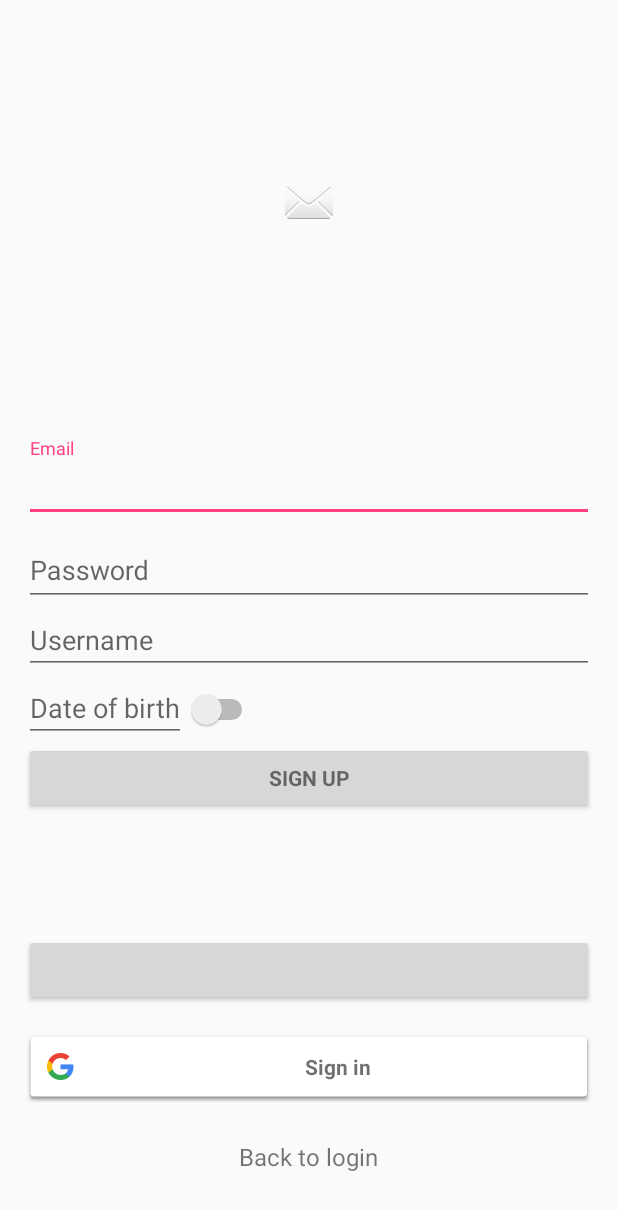
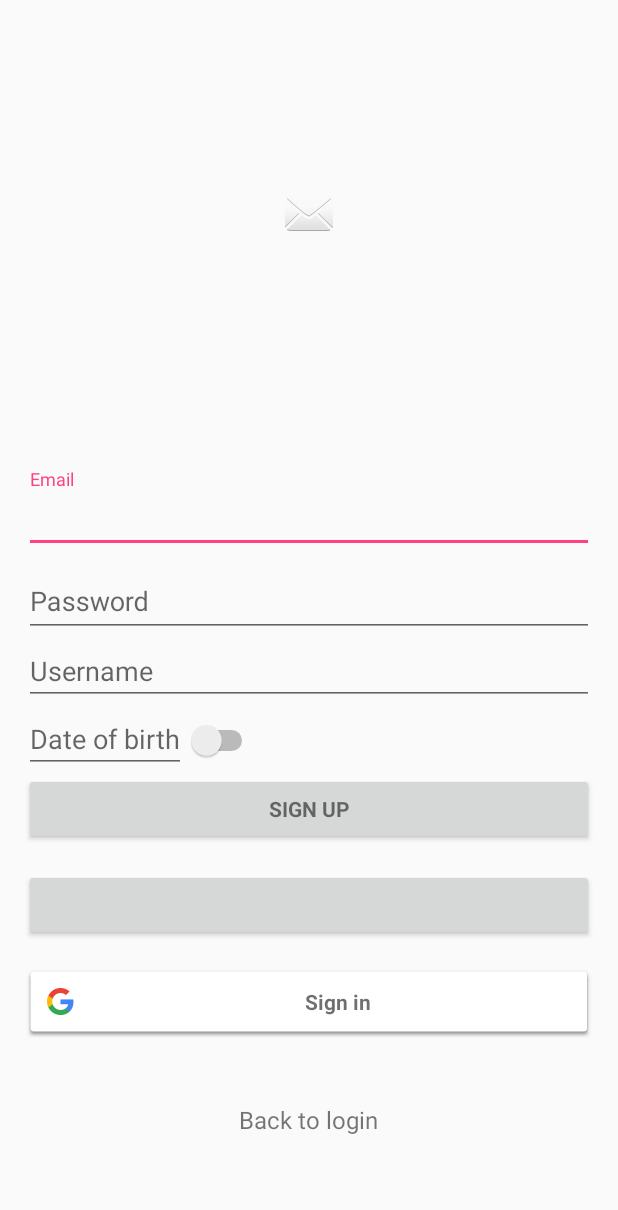
Before and after one commit to ChenlongZ/FollowUp, an Android app: the screen it shows after launch (LoginActivity), after a tap on "Not regiestered? Click me!", on a phone screen of 412 x 824 dp. Shown: the top 1210 px of the screen. Run offline under Robolectric (Android 15) with nearby library versions, the phone set to English and light mode, and no system bars; our stand-ins replace ButterKnife, Firebase (no records; nobody signed in at launch, a user with empty details on screens opened directly); libraries missing offline, so code that uses them is left out: com.facebook, com.facebook.login; plain views replace LoginButton; 4 statements that could not run were skipped.

```diff
--- a/app/src/main/java/com/followitupapp/followitup/login/LoginActivity.java
+++ b/app/src/main/java/com/followitupapp/followitup/login/LoginActivity.java
@@ -2,7 +2,6 @@ package com.followitupapp.followitup.login;
 
 import android.animation.Animator;
 import android.animation.AnimatorListenerAdapter;
-import android.animation.AnimatorSet;
 import android.animation.ObjectAnimator;
 import android.annotation.TargetApi;
 import android.app.LoaderManager.LoaderCallbacks;
@@ -94,8 +93,7 @@ public class LoginActivity extends AppCompatActivity implements LoaderCallbacks<
     @BindView(R.id.userid_textedit) EditText userIdInput;
     @BindView(R.id.signup_date_picker_edittext) EditText userDOBInput;
     @BindView(R.id.signup_gender_switch) Switch userGenderSwitch;
-    @BindView(R.id.email_login_signup_container) LinearLayout loginSignUpContainer;
-    @BindView(R.id.third_party_auth_container) LinearLayout thirdPartyAuthContainer;
+    @BindView(R.id.login_signup_container) LinearLayout loginSignUpContainer;
 
     @Override
     protected void onCreate(Bundle savedInstanceState) {
@@ -407,13 +405,5 @@ public class LoginActivity extends AppCompatActivity implements LoaderCallbacks<
         bottomTextSubmergeAnimator.start();
         signupPannel.setVisibility(signup ? View.VISIBLE : View.GONE);
         emailLogin.setText(signup ? R.string.action_sign_up : R.string.action_sign_in);
-        final ObjectAnimator signalUpPanelAnimator = ObjectAnimator.ofInt(loginSignUpContainer,
-                "bottom", loginSignUpContainer.getBottom() + (signup ? 100 : -100));
-        final ObjectAnimator bottomContainerAnimator = ObjectAnimator.ofInt(thirdPartyAuthContainer,
-                "top", thirdPartyAuthContainer.getTop() + (signup ? -100 : 100));
-        final AnimatorSet as = new AnimatorSet();
-        as.playTogether(signalUpPanelAnimator, bottomContainerAnimator);
-        as.setDuration(200);
-//        as.start();
     }
 }
--- a/app/src/main/res/layout/activity_login.xml
+++ b/app/src/main/res/layout/activity_login.xml
@@ -23,7 +23,7 @@
         android:id="@+id/app_logo_container"
         android:layout_width="match_parent"
         android:layout_height="0dp"
-        android:layout_weight="4"
+        android:layout_weight="3.5"
         android:gravity="center">
 
         <ImageView
@@ -34,12 +34,12 @@
     </LinearLayout>
 
     <LinearLayout
-        android:id="@+id/email_login_signup_container"
+        android:id="@+id/login_signup_container"
         android:layout_width="match_parent"
         android:layout_height="0dp"
         android:layout_marginBottom="16dp"
         android:layout_marginTop="16dp"
-        android:layout_weight="5"
+        android:layout_weight="6"
         android:animateLayoutChanges="true"
         android:gravity="center"
         android:orientation="vertical">
@@ -103,8 +103,8 @@
                     android:id="@+id/signup_date_picker_edittext"
                     android:layout_width="wrap_content"
                     android:layout_height="wrap_content"
-                    android:onClick="showDatePicker"
-                    android:hint="@string/action_date_pick" />
+                    android:hint="@string/action_date_pick"
+                    android:onClick="showDatePicker" />
 
                 <Switch
                     android:id="@+id/signup_gender_switch"
@@ -120,16 +120,6 @@
             android:layout_height="wrap_content"
             android:text="@string/action_sign_in"
             android:textStyle="bold" />
-    </LinearLayout>
-
-    <LinearLayout
-        android:id="@+id/third_party_auth_container"
-        android:layout_width="match_parent"
-        android:layout_height="0dp"
-        android:gravity="center"
-        android:layout_weight="3"
-        android:orientation="vertical">
-
         <com.facebook.login.widget.LoginButton
             android:id="@+id/fb_auth_button"
             android:layout_width="match_parent"
@@ -149,7 +139,7 @@
         android:id="@+id/bottom_container"
         android:layout_width="match_parent"
         android:layout_height="0dp"
-        android:layout_weight="0.8"
+        android:layout_weight="1"
         android:gravity="center_horizontal">
 
         <TextView
```
